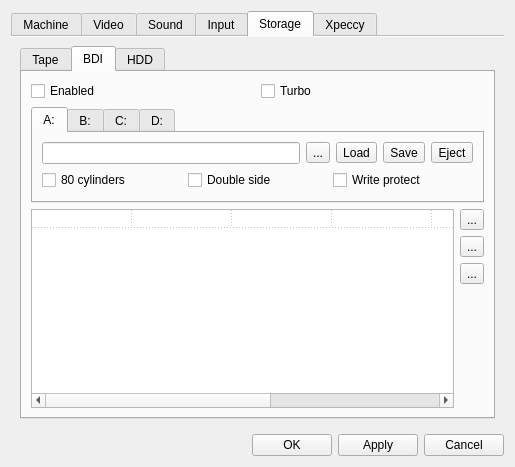
This is ui/setupwin.ui in samstyle/Xpeccy as Qt 5 draws it before an edit. The edited form follows.
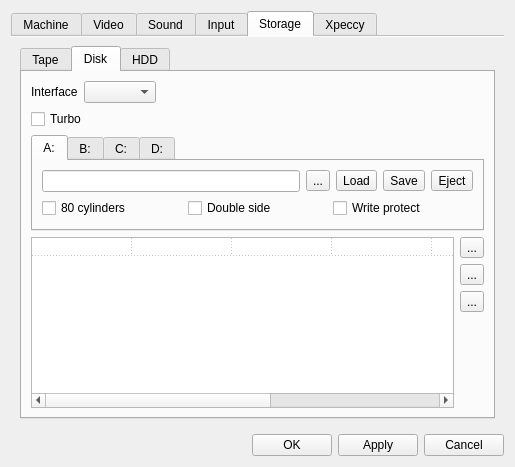
This is the edited form. The open tabs and pages were chosen to show the change. Icons and pictures are not drawn.

```diff
--- a/ui/setupwin.ui
+++ b/ui/setupwin.ui
@@ -1378,19 +1378,39 @@
               <normaloff>:/images/floppy.png</normaloff>:/images/floppy.png</iconset>
             </attribute>
             <attribute name="title">
-             <string>BDI</string>
+             <string>Disk</string>
             </attribute>
-            <layout class="QVBoxLayout" name="verticalLayout_27" stretch="0,0,10">
+            <layout class="QVBoxLayout" name="verticalLayout_19">
              <item>
-              <layout class="QGridLayout" name="gridLayout_6">
-               <item row="0" column="0">
-                <widget class="QCheckBox" name="bdebox">
+              <layout class="QHBoxLayout" name="horizontalLayout_21">
+               <item>
+                <widget class="QLabel" name="label_38">
                  <property name="text">
-                  <string>Enabled</string>
+                  <string>Interface</string>
                  </property>
                 </widget>
                </item>
-               <item row="0" column="1">
+               <item>
+                <widget class="QComboBox" name="diskTypeBox"/>
+               </item>
+               <item>
+                <spacer name="horizontalSpacer_4">
+                 <property name="orientation">
+                  <enum>Qt::Horizontal</enum>
+                 </property>
+                 <property name="sizeHint" stdset="0">
+                  <size>
+                   <width>40</width>
+                   <height>20</height>
+                  </size>
+                 </property>
+                </spacer>
+               </item>
+              </layout>
+             </item>
+             <item>
+              <layout class="QGridLayout" name="gridLayout_6">
+               <item row="0" column="0">
                 <widget class="QCheckBox" name="bdtbox">
                  <property name="text">
                   <string>Turbo</string>
```
